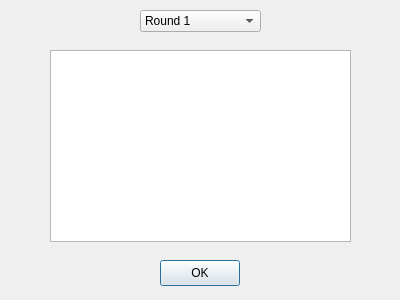
First picture: the form in src/server/view_answers.ui, repository trigger-happy/Cerberus, before the edit.
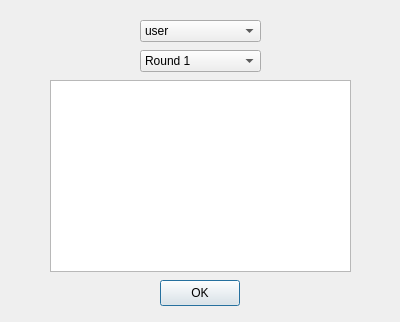
Second picture: the form after the edit.

Commit message: Implemented ServerConfig.stage_files instead of hardcoded. Added a combo box to view_answers.ui for future use.

Patch:
```diff
--- a/src/server/view_answers.ui
+++ b/src/server/view_answers.ui
@@ -7,7 +7,7 @@
     <x>0</x>
     <y>0</y>
     <width>400</width>
-    <height>300</height>
+    <height>322</height>
    </rect>
   </property>
   <property name="windowTitle">
@@ -17,7 +17,7 @@
    <property name="geometry">
     <rect>
      <x>160</x>
-     <y>260</y>
+     <y>280</y>
      <width>80</width>
      <height>26</height>
     </rect>
@@ -30,7 +30,7 @@
    <property name="geometry">
     <rect>
      <x>140</x>
-     <y>10</y>
+     <y>50</y>
      <width>121</width>
      <height>22</height>
     </rect>
@@ -60,12 +60,27 @@
    <property name="geometry">
     <rect>
      <x>50</x>
-     <y>50</y>
+     <y>80</y>
      <width>301</width>
      <height>192</height>
     </rect>
    </property>
   </widget>
+  <widget class="QComboBox" name="users_box">
+   <property name="geometry">
+    <rect>
+     <x>140</x>
+     <y>20</y>
+     <width>121</width>
+     <height>22</height>
+    </rect>
+   </property>
+   <item>
+    <property name="text">
+     <string>user</string>
+    </property>
+   </item>
+  </widget>
  </widget>
  <resources/>
  <connections/>
```
The commit also changes 1 other file.
